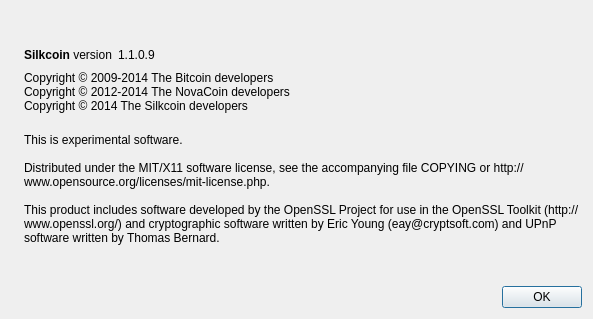
shnurf/silkcoin, file src/qt/forms/aboutdialog.ui: the form before one commit.
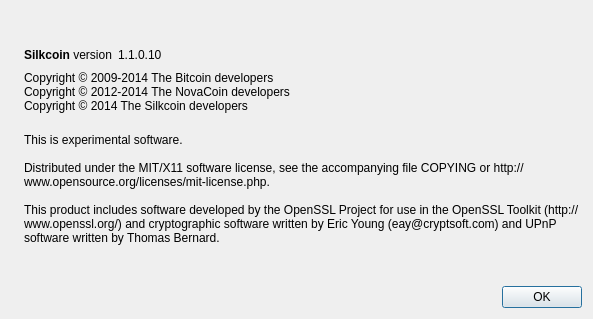
The form after the commit. Icons and pictures are not drawn.

```diff
--- a/src/qt/forms/aboutdialog.ui
+++ b/src/qt/forms/aboutdialog.ui
@@ -63,7 +63,7 @@
           <cursorShape>IBeamCursor</cursorShape>
          </property>
          <property name="text">
-          <string notr="true">1.1.0.9</string>
+          <string notr="true">1.1.0.10</string>
          </property>
          <property name="textInteractionFlags">
           <set>Qt::LinksAccessibleByMouse|Qt::TextSelectableByKeyboard|Qt::TextSelectableByMouse</set>
```
